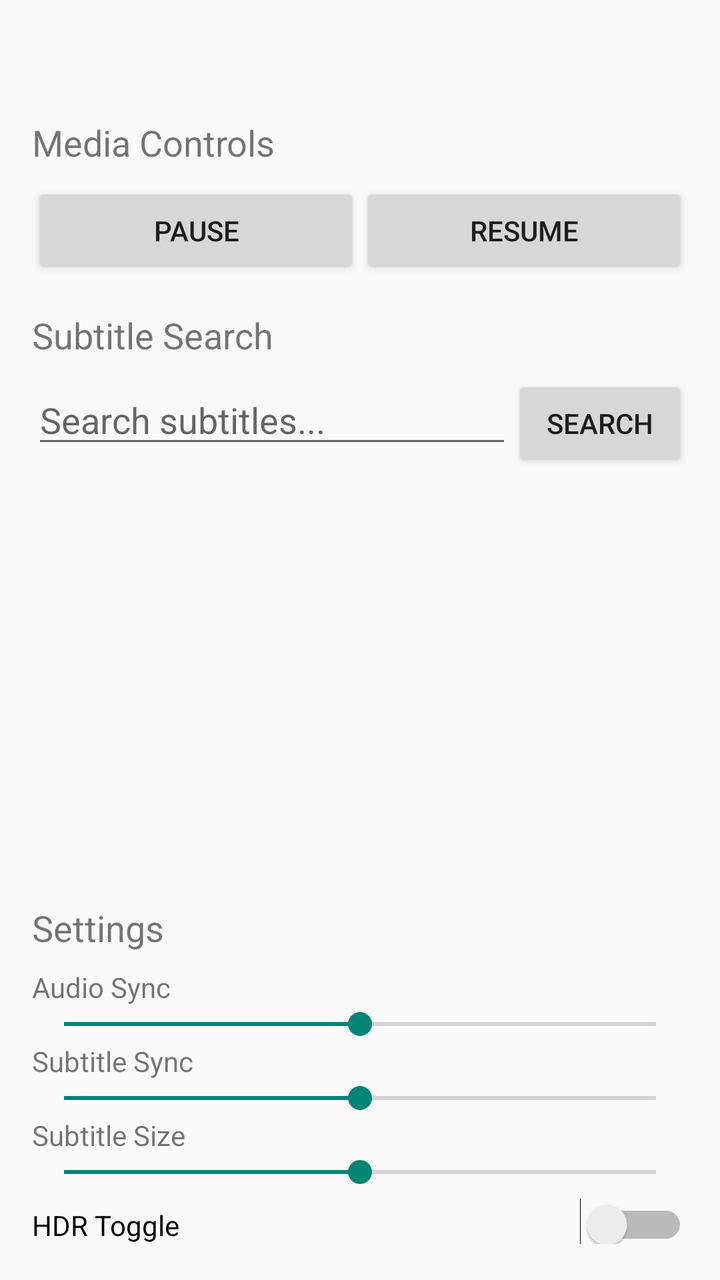
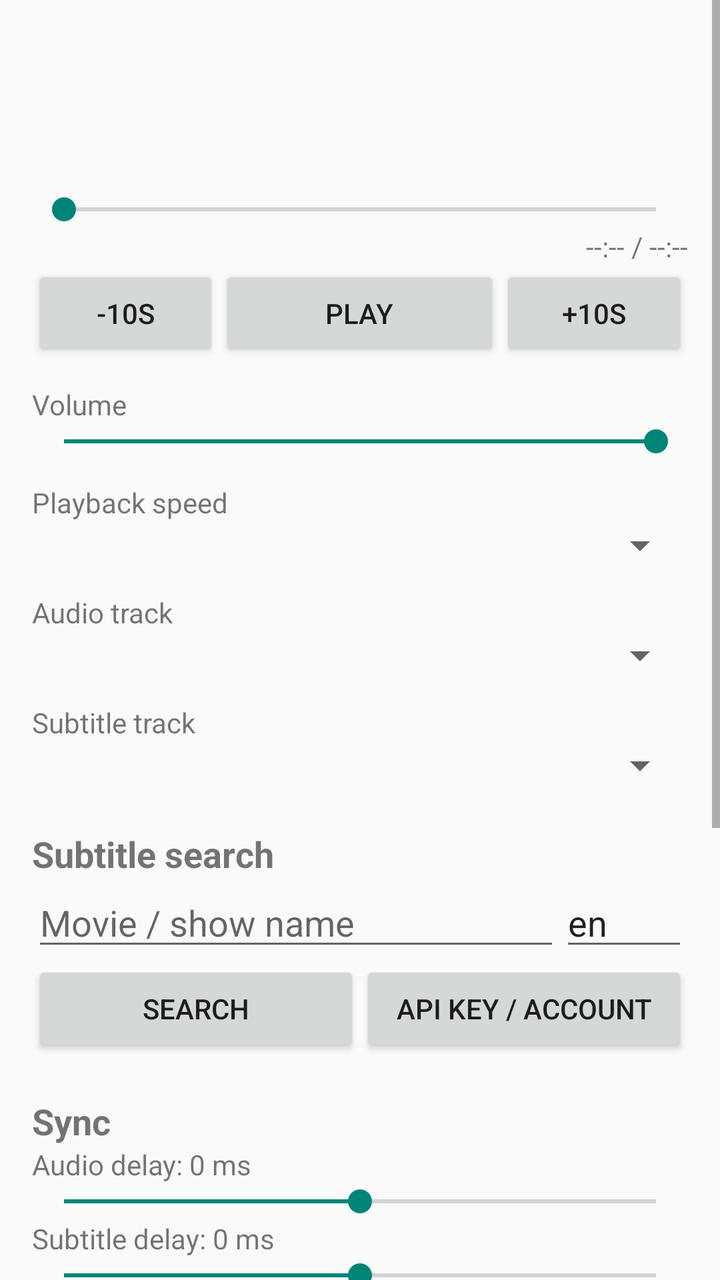

An Android layout rendered at two revisions. The XML below is the earlier revision; the diff shows what the commit changed to produce the second picture.
<!-- AndroidManifest.xml: application theme Theme.AppCompat.Light.DarkActionBar -->
<!-- res/layout/activity_control.xml -->
<?xml version="1.0" encoding="utf-8"?>
<ScrollView xmlns:android="http://schemas.android.com/apk/res/android"
    android:layout_width="match_parent"
    android:layout_height="match_parent">

    <LinearLayout
        android:layout_width="match_parent"
        android:layout_height="wrap_content"
        android:orientation="vertical"
        android:padding="16dp">

        <TextView
            android:id="@+id/tv_device_name"
            android:layout_width="match_parent"
            android:layout_height="wrap_content"
            android:textSize="20sp"
            android:textStyle="bold"
            android:paddingBottom="16dp" />

        <TextView
            android:layout_width="match_parent"
            android:layout_height="wrap_content"
            android:text="Media Controls"
            android:textSize="18sp"
            android:paddingBottom="8dp" />

        <LinearLayout
            android:layout_width="match_parent"
            android:layout_height="wrap_content"
            android:orientation="horizontal">

            <Button
                android:id="@+id/btn_pause"
                android:layout_width="0dp"
                android:layout_height="wrap_content"
                android:layout_weight="1"
                android:text="Pause" />

            <Button
                android:id="@+id/btn_resume"
                android:layout_width="0dp"
                android:layout_height="wrap_content"
                android:layout_weight="1"
                android:text="Resume" />
        </LinearLayout>

        <TextView
            android:layout_width="match_parent"
            android:layout_height="wrap_content"
            android:text="Subtitle Search"
            android:textSize="18sp"
            android:paddingTop="16dp"
            android:paddingBottom="8dp" />

        <LinearLayout
            android:layout_width="match_parent"
            android:layout_height="wrap_content"
            android:orientation="horizontal">

            <EditText
                android:id="@+id/et_subtitle_query"
                android:layout_width="0dp"
                android:layout_height="wrap_content"
                android:layout_weight="1"
                android:hint="Search subtitles..." />

            <Button
                android:id="@+id/btn_search_subtitle"
                android:layout_width="wrap_content"
                android:layout_height="wrap_content"
                android:text="Search" />
        </LinearLayout>

        <ListView
            android:id="@+id/subtitle_list"
            android:layout_width="match_parent"
            android:layout_height="200dp" />

        <TextView
            android:layout_width="match_parent"
            android:layout_height="wrap_content"
            android:text="Settings"
            android:textSize="18sp"
            android:paddingTop="16dp"
            android:paddingBottom="8dp" />

        <TextView
            android:layout_width="match_parent"
            android:layout_height="wrap_content"
            android:text="Audio Sync" />
        <SeekBar
            android:id="@+id/seek_audio_sync"
            android:layout_width="match_parent"
            android:layout_height="wrap_content"
            android:max="200"
            android:progress="100" />

        <TextView
            android:layout_width="match_parent"
            android:layout_height="wrap_content"
            android:text="Subtitle Sync" />
        <SeekBar
            android:id="@+id/seek_subtitle_sync"
            android:layout_width="match_parent"
            android:layout_height="wrap_content"
            android:max="200"
            android:progress="100" />

        <TextView
            android:layout_width="match_parent"
            android:layout_height="wrap_content"
            android:text="Subtitle Size" />
        <SeekBar
            android:id="@+id/seek_subtitle_size"
            android:layout_width="match_parent"
            android:layout_height="wrap_content"
            android:max="100"
            android:progress="50" />

        <Switch
            android:id="@+id/switch_hdr"
            android:layout_width="match_parent"
            android:layout_height="wrap_content"
            android:text="HDR Toggle"
            android:paddingTop="8dp" />

    </LinearLayout>
</ScrollView>
<!-- resources referenced by this layout -->
<resources>

</resources>

<!-- the commit's change to res/layout/activity_control.xml (unified diff, before → after) -->
@@ -14,15 +14,35 @@
             android:layout_width="match_parent"
             android:layout_height="wrap_content"
             android:textSize="20sp"
-            android:textStyle="bold"
-            android:paddingBottom="16dp" />
-
-        <TextView
-            android:layout_width="match_parent"
-            android:layout_height="wrap_content"
-            android:text="Media Controls"
-            android:textSize="18sp"
-            android:paddingBottom="8dp" />
+            android:textStyle="bold" />
+
+        <TextView
+            android:id="@+id/tv_connection"
+            android:layout_width="match_parent"
+            android:layout_height="wrap_content"
+            android:paddingBottom="12dp"
+            android:textSize="14sp" />
+
+        <TextView
+            android:id="@+id/tv_title"
+            android:layout_width="match_parent"
+            android:layout_height="wrap_content"
+            android:ellipsize="end"
+            android:maxLines="2"
+            android:textSize="16sp" />
+
+        <SeekBar
+            android:id="@+id/seek_progress"
+            android:layout_width="match_parent"
+            android:layout_height="wrap_content"
+            android:max="1000" />
+
+        <TextView
+            android:id="@+id/tv_time"
+            android:layout_width="match_parent"
+            android:layout_height="wrap_content"
+            android:gravity="end"
+            android:text="--:-- / --:--" />
 
         <LinearLayout
             android:layout_width="match_parent"
@@ -30,27 +50,76 @@
             android:orientation="horizontal">
 
             <Button
-                android:id="@+id/btn_pause"
-                android:layout_width="0dp"
-                android:layout_height="wrap_content"
-                android:layout_weight="1"
-                android:text="Pause" />
-
-            <Button
-                android:id="@+id/btn_resume"
-                android:layout_width="0dp"
-                android:layout_height="wrap_content"
-                android:layout_weight="1"
-                android:text="Resume" />
+                android:id="@+id/btn_back10"
+                android:layout_width="0dp"
+                android:layout_height="wrap_content"
+                android:layout_weight="1"
+                android:text="-10s" />
+
+            <Button
+                android:id="@+id/btn_play_pause"
+                android:layout_width="0dp"
+                android:layout_height="wrap_content"
+                android:layout_weight="1.5"
+                android:text="Play" />
+
+            <Button
+                android:id="@+id/btn_fwd10"
+                android:layout_width="0dp"
+                android:layout_height="wrap_content"
+                android:layout_weight="1"
+                android:text="+10s" />
         </LinearLayout>
 
         <TextView
             android:layout_width="match_parent"
             android:layout_height="wrap_content"
-            android:text="Subtitle Search"
-            android:textSize="18sp"
-            android:paddingTop="16dp"
-            android:paddingBottom="8dp" />
+            android:paddingTop="12dp"
+            android:text="Volume" />
+        <SeekBar
+            android:id="@+id/seek_volume"
+            android:layout_width="match_parent"
+            android:layout_height="wrap_content"
+            android:max="100"
+            android:progress="100" />
+
+        <TextView
+            android:layout_width="match_parent"
+            android:layout_height="wrap_content"
+            android:paddingTop="12dp"
+            android:text="Playback speed" />
+        <Spinner
+            android:id="@+id/spinner_speed"
+            android:layout_width="match_parent"
+            android:layout_height="wrap_content" />
+
+        <TextView
+            android:layout_width="match_parent"
+            android:layout_height="wrap_content"
+            android:paddingTop="12dp"
+            android:text="Audio track" />
+        <Spinner
+            android:id="@+id/spinner_audio"
+            android:layout_width="match_parent"
+            android:layout_height="wrap_content" />
+
+        <TextView
+            android:layout_width="match_parent"
+            android:layout_height="wrap_content"
+            android:paddingTop="12dp"
+            android:text="Subtitle track" />
+        <Spinner
+            android:id="@+id/spinner_subtitle"
+            android:layout_width="match_parent"
+            android:layout_height="wrap_content" />
+
+        <TextView
+            android:layout_width="match_parent"
+            android:layout_height="wrap_content"
+            android:paddingTop="20dp"
+            android:text="Subtitle search"
+            android:textSize="18sp"
+            android:textStyle="bold" />
 
         <LinearLayout
             android:layout_width="match_parent"
@@ -62,45 +131,74 @@
                 android:layout_width="0dp"
                 android:layout_height="wrap_content"
                 android:layout_weight="1"
-                android:hint="Search subtitles..." />
+                android:hint="Movie / show name"
+                android:imeOptions="actionSearch"
+                android:inputType="text"
+                android:singleLine="true" />
+
+            <EditText
+                android:id="@+id/et_subtitle_lang"
+                android:layout_width="64dp"
+                android:layout_height="wrap_content"
+                android:hint="lang"
+                android:inputType="text"
+                android:singleLine="true"
+                android:text="en" />
+        </LinearLayout>
+
+        <LinearLayout
+            android:layout_width="match_parent"
+            android:layout_height="wrap_content"
+            android:orientation="horizontal">
 
             <Button
                 android:id="@+id/btn_search_subtitle"
-                android:layout_width="wrap_content"
-                android:layout_height="wrap_content"
+                android:layout_width="0dp"
+                android:layout_height="wrap_content"
+                android:layout_weight="1"
                 android:text="Search" />
+
+            <Button
+                android:id="@+id/btn_subtitle_account"
+                android:layout_width="0dp"
+                android:layout_height="wrap_content"
+                android:layout_weight="1"
+                android:text="API key / account" />
         </LinearLayout>
 
-        <ListView
-            android:id="@+id/subtitle_list"
-            android:layout_width="match_parent"
-            android:layout_height="200dp" />
-
-        <TextView
-            android:layout_width="match_parent"
-            android:layout_height="wrap_content"
-            android:text="Settings"
-            android:textSize="18sp"
-            android:paddingTop="16dp"
-            android:paddingBottom="8dp" />
-
-        <TextView
-            android:layout_width="match_parent"
-            android:layout_height="wrap_content"
-            android:text="Audio Sync" />
-        <SeekBar
-            android:id="@+id/seek_audio_sync"
+        <LinearLayout
+            android:id="@+id/subtitle_results"
+            android:layout_width="match_parent"
+            android:layout_height="wrap_content"
+            android:orientation="vertical" />
+
+        <TextView
+            android:layout_width="match_parent"
+            android:layout_height="wrap_content"
+            android:paddingTop="20dp"
+            android:text="Sync"
+            android:textSize="18sp"
+            android:textStyle="bold" />
+
+        <TextView
+            android:id="@+id/tv_audio_delay"
+            android:layout_width="match_parent"
+            android:layout_height="wrap_content"
+            android:text="Audio delay: 0 ms" />
+        <SeekBar
+            android:id="@+id/seek_audio_delay"
             android:layout_width="match_parent"
             android:layout_height="wrap_content"
             android:max="200"
             android:progress="100" />
 
         <TextView
-            android:layout_width="match_parent"
-            android:layout_height="wrap_content"
-            android:text="Subtitle Sync" />
-        <SeekBar
-            android:id="@+id/seek_subtitle_sync"
+            android:id="@+id/tv_sub_delay"
+            android:layout_width="match_parent"
+            android:layout_height="wrap_content"
+            android:text="Subtitle delay: 0 ms" />
+        <SeekBar
+            android:id="@+id/seek_sub_delay"
             android:layout_width="match_parent"
             android:layout_height="wrap_content"
             android:max="200"
@@ -109,20 +207,76 @@
         <TextView
             android:layout_width="match_parent"
             android:layout_height="wrap_content"
-            android:text="Subtitle Size" />
-        <SeekBar
-            android:id="@+id/seek_subtitle_size"
+            android:paddingTop="20dp"
+            android:text="Subtitle style"
+            android:textSize="18sp"
+            android:textStyle="bold" />
+
+        <TextView
+            android:id="@+id/tv_sub_size"
+            android:layout_width="match_parent"
+            android:layout_height="wrap_content"
+            android:text="Size: 100%" />
+        <SeekBar
+            android:id="@+id/seek_sub_size"
+            android:layout_width="match_parent"
+            android:layout_height="wrap_content"
+            android:max="150"
+            android:progress="50" />
+
+        <TextView
+            android:layout_width="match_parent"
+            android:layout_height="wrap_content"
+            android:paddingTop="8dp"
+            android:text="Color" />
+        <Spinner
+            android:id="@+id/spinner_sub_color"
+            android:layout_width="match_parent"
+            android:layout_height="wrap_content" />
+
+        <TextView
+            android:layout_width="match_parent"
+            android:layout_height="wrap_content"
+            android:paddingTop="8dp"
+            android:text="Outline" />
+        <Spinner
+            android:id="@+id/spinner_sub_outline"
+            android:layout_width="match_parent"
+            android:layout_height="wrap_content" />
+
+        <TextView
+            android:layout_width="match_parent"
+            android:layout_height="wrap_content"
+            android:paddingTop="8dp"
+            android:text="Background opacity" />
+        <SeekBar
+            android:id="@+id/seek_sub_bg"
             android:layout_width="match_parent"
             android:layout_height="wrap_content"
             android:max="100"
-            android:progress="50" />
+            android:progress="0" />
+
+        <Switch
+            android:id="@+id/switch_sub_bold"
+            android:layout_width="match_parent"
+            android:layout_height="wrap_content"
+            android:paddingTop="8dp"
+            android:text="Bold" />
+
+        <TextView
+            android:layout_width="match_parent"
+            android:layout_height="wrap_content"
+            android:paddingTop="20dp"
+            android:text="Display"
+            android:textSize="18sp"
+            android:textStyle="bold" />
 
         <Switch
             android:id="@+id/switch_hdr"
             android:layout_width="match_parent"
             android:layout_height="wrap_content"
-            android:text="HDR Toggle"
-            android:paddingTop="8dp" />
+            android:paddingTop="8dp"
+            android:text="HDR (off = SDR)" />
 
     </LinearLayout>
 </ScrollView>
